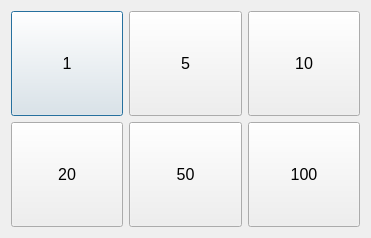
Above: assets/design/CoinEmulator.ui from LagSeeN/Py-Food-Vending-Machine before the change. Below: the same form after it.
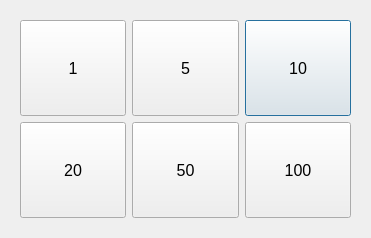
That is the form after the change. Icons and pictures are not drawn.

The edit to the form file:
```diff
--- a/assets/design/CoinEmulator.ui
+++ b/assets/design/CoinEmulator.ui
@@ -15,6 +15,27 @@
   </property>
   <layout class="QGridLayout" name="gridLayout">
    <item row="0" column="0">
+    <widget class="QWidget" name="widget" native="true">
+     <layout class="QGridLayout" name="gridLayout_2">
+      <item row="0" column="2">
+       <widget class="QPushButton" name="coin10btn">
+        <property name="sizePolicy">
+         <sizepolicy hsizetype="Preferred" vsizetype="Preferred">
+          <horstretch>0</horstretch>
+          <verstretch>0</verstretch>
+         </sizepolicy>
+        </property>
+        <property name="font">
+         <font>
+          <pointsize>12</pointsize>
+         </font>
+        </property>
+        <property name="text">
+         <string>10</string>
+        </property>
+       </widget>
+      </item>
+      <item row="0" column="0">
     <widget class="QPushButton" name="coin1btn">
      <property name="sizePolicy">
       <sizepolicy hsizetype="Preferred" vsizetype="Preferred">
@@ -50,24 +71,6 @@
      </property>
     </widget>
    </item>
-   <item row="0" column="2">
-    <widget class="QPushButton" name="coin10btn">
-     <property name="sizePolicy">
-      <sizepolicy hsizetype="Preferred" vsizetype="Preferred">
-       <horstretch>0</horstretch>
-       <verstretch>0</verstretch>
-      </sizepolicy>
-     </property>
-     <property name="font">
-      <font>
-       <pointsize>12</pointsize>
-      </font>
-     </property>
-     <property name="text">
-      <string>10</string>
-     </property>
-    </widget>
-   </item>
    <item row="1" column="0">
     <widget class="QPushButton" name="coin20btn">
      <property name="sizePolicy">
@@ -124,6 +127,11 @@
    </item>
   </layout>
  </widget>
- <resources/>
+   </item>
+  </layout>
+ </widget>
+ <resources>
+  <include location="../image/icon/icon.qrc"/>
+ </resources>
  <connections/>
 </ui>
```
Left out of the diff: 4 changed lines with no effect on the pictures. Lines whose indentation alone changed are shown as unchanged.
